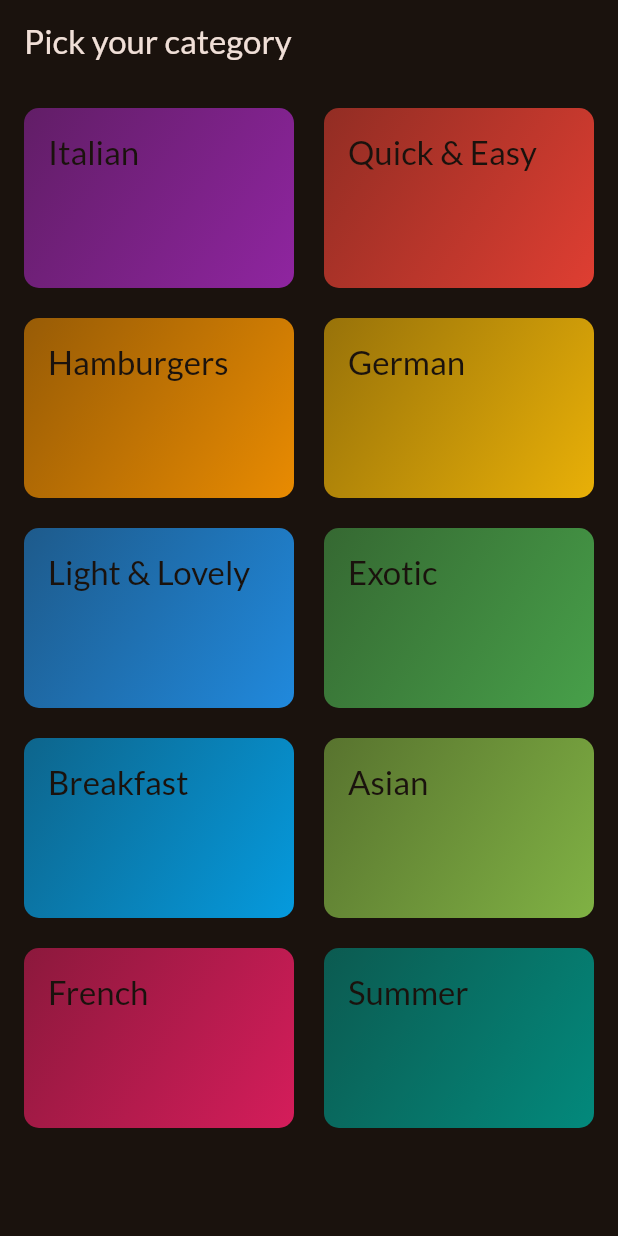
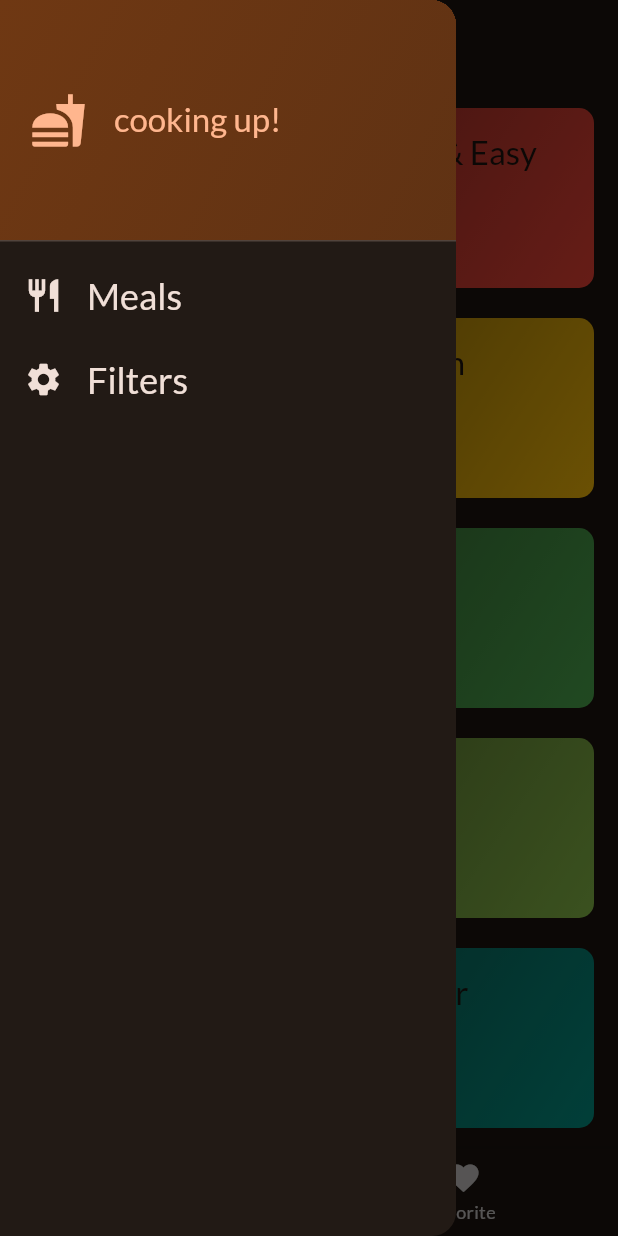
Before and after one commit to rakshitkapoor/meals_app, a Flutter app: the screen it shows after launch, with the side drawer open (before the commit the screen has no drawer), on a phone screen of 412 x 824 dp. Run offline on Flutter 3.47's test engine with Material 3 defaults, Android fonts, the phone set to English and light mode, and no system bars; our stand-ins replace google_fonts, transparent_image.

Commit message:
Meals day4

```diff
--- a/lib/data/dummy_data.dart
+++ b/lib/data/dummy_data.dart
@@ -220,7 +220,7 @@ const dummyMeals = [
     ],
     isGlutenFree: true,
     isVegan: false,
-    isVegetarian: true,
+    isVegetarian: false,
     isLactoseFree: true,
   ),
   Meal(
--- a/lib/main.dart
+++ b/lib/main.dart
@@ -1,7 +1,7 @@
 
 import 'package:flutter/material.dart';
 import 'package:google_fonts/google_fonts.dart';
-import 'package:meals_app/screens/categories.dart';
+import 'package:meals_app/screens/tabs.dart';
 
 final theme = ThemeData(
   colorScheme: ColorScheme.fromSeed(
@@ -23,7 +23,7 @@ class MyApp extends StatelessWidget {
   Widget build(BuildContext context) {
     return MaterialApp(
       theme: theme,
-      home:const CategoriesScreen()
+      home:const TabsScreen()
     );
   }
 }
--- a/lib/screens/categories.dart
+++ b/lib/screens/categories.dart
@@ -1,25 +1,30 @@
 import 'package:flutter/material.dart';
 import 'package:meals_app/data/dummy_data.dart';
 import 'package:meals_app/models/category.dart';
+import 'package:meals_app/models/meal.dart';
 import 'package:meals_app/screens/meals.dart';
 import 'package:meals_app/widgets/category_grid_item.dart';
 
 class CategoriesScreen extends StatelessWidget {
-  const CategoriesScreen({super.key});
+  const CategoriesScreen({super.key,required this.onToggleFavorite,required this.availableMeals});
+
+  final void Function(Meal meal) onToggleFavorite;
+  final List<Meal> availableMeals;
 
   void _selectCategory(BuildContext context,Category category) {
 
-    final filteredMeals=dummyMeals.where((meal) => meal.categories.contains(category.id)).toList();
+    final filteredMeals=availableMeals.where((meal) => meal.categories.contains(category.id)).toList();
     Navigator.push(
         context,
         MaterialPageRoute(
-          builder: (context) => MealsScreen(title: category.title, meals: filteredMeals),
+          builder: (context) => MealsScreen(title: category.title, meals: filteredMeals,onToggleFavorite: onToggleFavorite,),
         ));
   }
 
   @override
   Widget build(BuildContext context) {
     return Scaffold(
+
       appBar: AppBar(
         title: const Text("Pick your category"),
       ),
--- /dev/null
+++ b/lib/screens/tabs.dart
@@ -0,0 +1,110 @@
+import 'package:flutter/material.dart';
+import 'package:meals_app/data/dummy_data.dart';
+import 'package:meals_app/models/meal.dart';
+import 'package:meals_app/screens/categories.dart';
+import 'package:meals_app/screens/filters.dart';
+import 'package:meals_app/screens/meals.dart';
+import 'package:meals_app/widgets/main_drawer.dart';
+
+const kInitialFilters = {
+  Filter.glutenFree: false,
+  Filter.lactoseFree: false,
+  Filter.vegan: false,
+  Filter.vegetarian: false
+};
+
+class TabsScreen extends StatefulWidget {
+  const TabsScreen({super.key});
+
+  @override
+  State<StatefulWidget> createState() {
+    return _TabsScreenState();
+  }
+}
+
+class _TabsScreenState extends State<TabsScreen> {
+  int _selectedPageIndex = 0;
+  Map<Filter, bool> _selectedFilters = kInitialFilters;
+  final List<Meal> _favoriteMeals = [];
+
+  void _toggleMealFavoriteStatus(Meal meal) {
+    final isExisting = _favoriteMeals.contains(meal);
+
+    if (isExisting) {
+      setState(() {
+        _favoriteMeals.remove(meal);
+      });
+    } else {
+      setState(() {
+        _favoriteMeals.add(meal);
+      });
+    }
+  }
+
+  void _selectPage(int index) {
+    setState(() {
+      _selectedPageIndex = index;
+    });
+  }
+
+  void _setScreen(String identifier) async {
+    Navigator.of(context).pop();
+    if (identifier == 'filters') {
+      final result = await Navigator.push<Map<Filter, bool>>(
+        context,
+        MaterialPageRoute(
+          builder: (context) => FiltersScreen(currentFilters: _selectedFilters,),
+        ),
+      );
+      setState(() {
+        _selectedFilters = result ?? kInitialFilters;
+      });
+    }
+  }
+
+  @override
+  Widget build(BuildContext context) {
+    final availableMeals = dummyMeals.where((meal) {
+      if (_selectedFilters[Filter.glutenFree]! && !meal.isGlutenFree) {
+        return false;
+      }
+      if (_selectedFilters[Filter.lactoseFree]! && !meal.isLactoseFree) {
+        return false;
+      }
+      if (_selectedFilters[Filter.vegan]! && !meal.isVegan) {
+        return false;
+      }
+      if (_selectedFilters[Filter.vegetarian]! && !meal.isVegetarian) {
+        return false;
+      }
+      return true;
+    }).toList();
+    Widget activePage = CategoriesScreen(
+      onToggleFavorite: _toggleMealFavoriteStatus,
+      availableMeals: availableMeals,
+    );
+
+    if (_selectedPageIndex == 1) {
+      activePage = MealsScreen(
+          title: 'Favorites',
+          meals: _favoriteMeals,
+          onToggleFavorite: _toggleMealFavoriteStatus);
+    }
+    return Scaffold(
+      drawer: MainDrawer(
+        onSelectScreen: _setScreen,
+      ),
+      body: activePage,
+      bottomNavigationBar: BottomNavigationBar(
+        onTap: (value) => _selectPage(value),
+        currentIndex: _selectedPageIndex,
+        items: const [
+          BottomNavigationBarItem(
+              icon: Icon(Icons.category_outlined), label: 'Categories'),
+          BottomNavigationBarItem(
+              icon: Icon(Icons.favorite), label: 'favorite'),
+        ],
+      ),
+    );
+  }
+}
--- /dev/null
+++ b/lib/widgets/main_drawer.dart
@@ -0,0 +1,74 @@
+import 'package:flutter/material.dart';
+
+class MainDrawer extends StatelessWidget {
+  const MainDrawer({super.key,required this.onSelectScreen});
+
+  final void Function(String identifier) onSelectScreen;
+  @override
+  Widget build(BuildContext context) {
+    return Drawer(
+      elevation: 2,
+      child: Column(
+        children: [
+          DrawerHeader(
+            padding: EdgeInsets.all(20),
+            decoration: BoxDecoration(
+                gradient: LinearGradient(colors: [
+              Theme.of(context).colorScheme.primaryContainer,
+              Theme.of(context).colorScheme.primaryContainer.withOpacity(0.8)
+            ], begin: Alignment.topLeft, end: Alignment.bottomRight)),
+            child: Row(
+              children: [
+                Icon(
+                  Icons.fastfood,
+                  size: 38,
+                  color: Theme.of(context).colorScheme.primary,
+                ),
+                const SizedBox(width: 18),
+                Text(
+                  'cooking up!',
+                  style: Theme.of(context)
+                      .textTheme
+                      .titleLarge!
+                      .copyWith(color: Theme.of(context).colorScheme.primary),
+                )
+              ],
+            ),
+          ),
+          ListTile(
+            leading: Icon(
+              Icons.restaurant,
+              size: 26,
+              color: Theme.of(context).colorScheme.onBackground,
+            ),
+            title: Text(
+              'Meals',
+              style: Theme.of(context).textTheme.displaySmall!.copyWith(
+                  color: Theme.of(context).colorScheme.onBackground,
+                  fontSize: 24),
+            ),
+            onTap: (){
+              onSelectScreen('meals');
+            },
+          ),
+                    ListTile(
+            leading: Icon(
+              Icons.settings,
+              size: 26,
+              color: Theme.of(context).colorScheme.onBackground,
+            ),
+            title: Text(
+              'Filters',
+              style: Theme.of(context).textTheme.displaySmall!.copyWith(
+                  color: Theme.of(context).colorScheme.onBackground,
+                  fontSize: 24),
+            ),
+            onTap: (){
+              onSelectScreen('filters');
+            },
+          ),
+        ],
+      ),
+    );
+  }
+}
```
Also changed, not shown: lib/screens/filters.dart (added, +134 -0 lines), lib/screens/meal_details.dart (added, +76 -0 lines), lib/screens/meals.dart (+17 -8 lines), lib/widgets/meal_item.dart (+31 -5 lines), lib/widgets/meal_item_trait.dart (added, +26 -0 lines).
